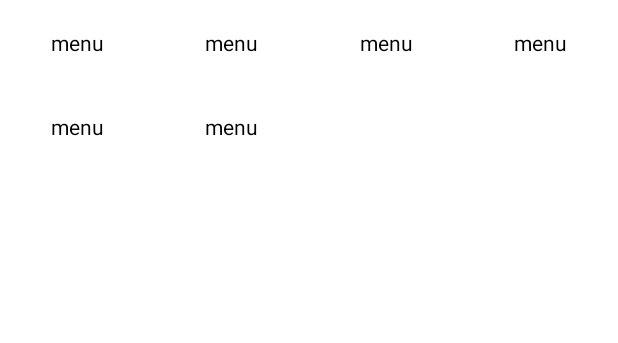
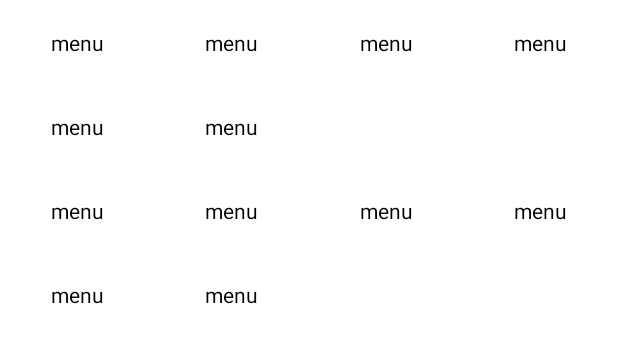
Before and after one commit to panicg/fast-clien, an Android app: the layout fragment_menu.xml on its own in the app's theme, with its tools: preview values and no code run, on a phone screen of 412 x 824 dp. Shown: the top 343 px of the screen. Run offline under Robolectric (Android 15) with nearby library versions, the phone set to English and light mode, and no system bars.

Commit message:
1. 소모임당 작업

```diff
--- a/app/src/main/res/layout/fragment_menu.xml
+++ b/app/src/main/res/layout/fragment_menu.xml
@@ -1,6 +1,8 @@
 <?xml version="1.0" encoding="utf-8"?>
 
-<layout>
+<layout xmlns:android="http://schemas.android.com/apk/res/android"
+    xmlns:app="http://schemas.android.com/apk/res-auto"
+    xmlns:tools="http://schemas.android.com/tools">
 
     <data>
 
@@ -14,17 +16,26 @@
     </data>
 
 
-    <androidx.constraintlayout.widget.ConstraintLayout xmlns:android="http://schemas.android.com/apk/res/android"
-        xmlns:app="http://schemas.android.com/apk/res-auto"
-        xmlns:tools="http://schemas.android.com/tools"
+    <androidx.constraintlayout.widget.ConstraintLayout
         android:layout_width="match_parent"
         android:layout_height="wrap_content">
 
         <androidx.recyclerview.widget.RecyclerView
-            android:id="@+id/rv_menu"
+            android:id="@+id/rv_menu_main"
             android:layout_width="match_parent"
-            android:layout_height="match_parent"
+            android:layout_height="wrap_content"
             app:layoutManager="androidx.recyclerview.widget.GridLayoutManager"
+            app:layout_constraintTop_toTopOf="parent"
+            app:spanCount="4"
+            tools:itemCount="30"
+            tools:listitem="@layout/holder_menu" />
+
+        <androidx.recyclerview.widget.RecyclerView
+            android:id="@+id/rv_menu_sub"
+            android:layout_width="match_parent"
+            android:layout_height="wrap_content"
+            app:layoutManager="androidx.recyclerview.widget.GridLayoutManager"
+            app:layout_constraintTop_toBottomOf="@+id/rv_menu_main"
             app:spanCount="4"
             tools:itemCount="30"
             tools:listitem="@layout/holder_menu" />
--- a/app/src/main/res/layout/view_sheet_menu.xml
+++ b/app/src/main/res/layout/view_sheet_menu.xml
@@ -6,7 +6,7 @@
         android:layout_width="match_parent"
         android:layout_height="wrap_content"
         android:background="@android:color/white"
-        app:behavior_hideable="true"
+        app:behavior_hideable="false"
         app:behavior_peekHeight="?attr/actionBarSize"
         app:layout_behavior="@string/bottom_sheet_behavior"
         app:layout_constraintBottom_toBottomOf="parent">
```
Also changed, not shown: app/src/main/java/com/panicdev/fast_clien/view/activity/MainActivity.kt (+22 -1 lines), app/src/main/res/values/arrays.xml (+118 -0 lines).
